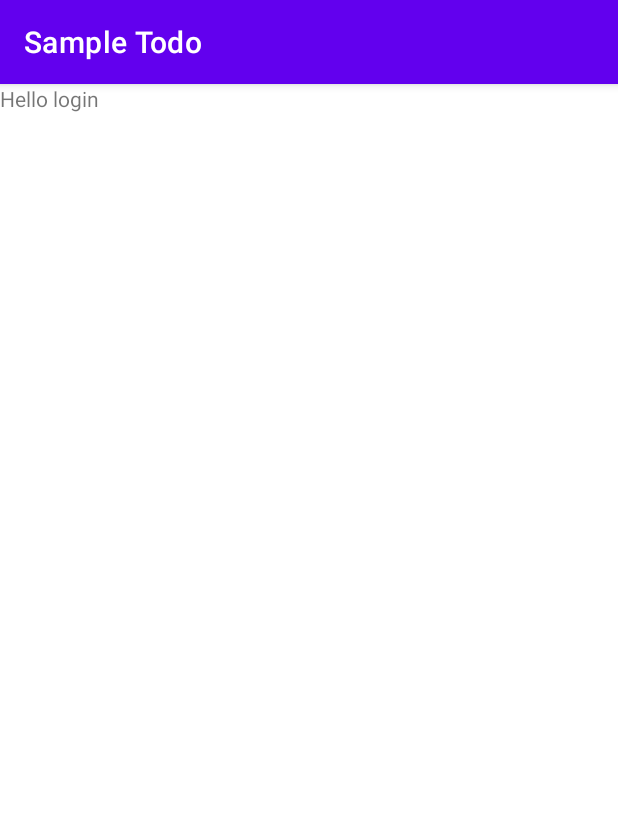
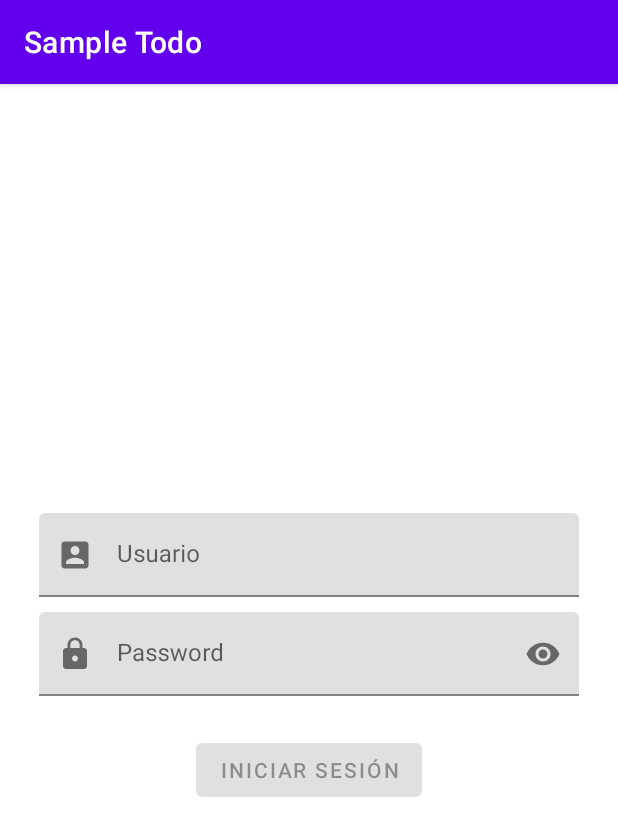
Before and after one commit to mynormeza/mynor-todo, an Android app: the screen it shows after launch (MainActivity), on a phone screen of 412 x 824 dp. Shown: the top 836 px of the screen. Run offline under Robolectric (Android 15) with nearby library versions, the phone set to English and light mode, and no system bars; our stand-ins replace Dagger/Hilt's generated code, Firebase (no records; nobody signed in at launch, a user with empty details on screens opened directly), Room's generated code, Timber; libraries missing offline, so code that uses them is left out: androidx.hilt.lifecycle.

Commit message:
add sing in functionality

```diff
--- a/app/build.gradle
+++ b/app/build.gradle
@@ -16,7 +16,7 @@ android {
         targetSdkVersion 30
         versionCode 1
         versionName "1.0"
-
+        vectorDrawables.useSupportLibrary = true
         testInstrumentationRunner "androidx.test.runner.AndroidJUnitRunner"
     }
 
--- a/app/src/main/java/com/mynormeza/sampletodo/ui/login/LoginFragment.kt
+++ b/app/src/main/java/com/mynormeza/sampletodo/ui/login/LoginFragment.kt
@@ -1,32 +1,98 @@
 package com.mynormeza.sampletodo.ui.login
 
-import androidx.lifecycle.ViewModelProvider
 import android.os.Bundle
+import android.text.Editable
+import android.text.TextWatcher
 import androidx.fragment.app.Fragment
 import android.view.LayoutInflater
 import android.view.View
 import android.view.ViewGroup
+import android.widget.Button
+import android.widget.Toast
+import androidx.fragment.app.viewModels
+import androidx.navigation.fragment.findNavController
+import com.google.android.material.textfield.TextInputEditText
+import com.google.android.material.textfield.TextInputLayout
+import com.google.firebase.auth.FirebaseAuth
 import com.mynormeza.sampletodo.R
+import dagger.hilt.android.AndroidEntryPoint
+import timber.log.Timber
+import javax.inject.Inject
 
+@AndroidEntryPoint
 class LoginFragment : Fragment() {
-
-    companion object {
-        fun newInstance() = LoginFragment()
-    }
-
-    private lateinit var viewModel: LoginViewModel
+    @Inject lateinit var auth: FirebaseAuth
+    private lateinit var errorUsername: TextInputLayout
+    private lateinit var errorPassword: TextInputLayout
+    lateinit var etUsername: TextInputEditText
+    lateinit var etPassword: TextInputEditText
+    lateinit var btnSignIn: Button
 
     override fun onCreateView(
         inflater: LayoutInflater, container: ViewGroup?,
         savedInstanceState: Bundle?
     ): View? {
-        return inflater.inflate(R.layout.login_fragment, container, false)
+        val root = inflater.inflate(R.layout.login_fragment, container, false)
+        errorUsername = root.findViewById(R.id.til_username)
+        errorPassword = root.findViewById(R.id.til_password)
+        etUsername = root.findViewById(R.id.et_username)
+        etPassword = root.findViewById(R.id.et_password)
+        btnSignIn = root.findViewById(R.id.btn_sign_in)
+        return root
     }
 
     override fun onActivityCreated(savedInstanceState: Bundle?) {
         super.onActivityCreated(savedInstanceState)
-        viewModel = ViewModelProvider(this).get(LoginViewModel::class.java)
-        // TODO: Use the ViewModel
+        validationInput()
+        btnSignIn.setOnClickListener {
+            val username = etUsername.text.toString().trim()
+            val password = etPassword.text.toString().trim()
+            auth.signInWithEmailAndPassword(username, password)
+                .addOnCompleteListener(requireActivity()) { task ->
+                    if (task.isSuccessful) {
+                        Timber.d( "signInWithEmail:success")
+                        findNavController().navigate(R.id.mainFragment)
+                    } else {
+                        Timber.e("signInWithEmail:failure")
+                        Toast.makeText(requireContext(), "No se pudo iniciar sesión", Toast.LENGTH_SHORT).show()
+                    }
+                }
+
+        }
+
+    }
+
+    private fun validationInput() {
+        etUsername.addTextChangedListener(object : TextWatcher {
+            override fun afterTextChanged(s: Editable?) {
+                val emailPattern = "[a-zA-Z0-9._-]+@[a-z]+\\.+[a-z]+"
+                val validatePass = etPassword.text.toString().trim()
+                val content = etUsername.text.toString().trim()
+                errorUsername.error =
+                    if (content.isNotEmpty()) null else getString(R.string.username_error_message)
+                errorUsername.error =
+                    if (content.matches(Regex(emailPattern))) null else getString(R.string.username_error_email)
+                btnSignIn.isEnabled = (content.isNotEmpty() && content.matches(Regex(emailPattern))) && validatePass.length in 6..20
+            }
+
+            override fun beforeTextChanged(s: CharSequence?, start: Int, count: Int, after: Int) {}
+            override fun onTextChanged(s: CharSequence?, start: Int, before: Int, count: Int) {}
+        })
+
+
+        etPassword.addTextChangedListener(object : TextWatcher {
+            override fun afterTextChanged(s: Editable?) {
+                val emailPattern = "[a-zA-Z0-9._-]+@[a-z]+\\.+[a-z]+"
+                val validateName= etUsername.text.toString().trim()
+                val content = etPassword.text.toString()
+                errorPassword.error = if (content.length in 6..20) null else getString(R.string.password_error_message)
+                btnSignIn.isEnabled = content.length in 6..20 && (validateName.isNotEmpty() && validateName.matches(Regex(emailPattern)))
+            }
+
+            override fun beforeTextChanged(s: CharSequence?, start: Int, count: Int, after: Int) {}
+            override fun onTextChanged(s: CharSequence?, start: Int, before: Int, count: Int) {}
+        })
+
     }
 
 }
--- a/app/src/main/java/com/mynormeza/sampletodo/ui/login/LoginViewModel.kt
+++ /dev/null
@@ -1,7 +0,0 @@
-package com.mynormeza.sampletodo.ui.login
-
-import androidx.lifecycle.ViewModel
-
-class LoginViewModel : ViewModel() {
-    // TODO: Implement the ViewModel
-}
--- /dev/null
+++ b/app/src/main/res/drawable/ic_baseline_account_box_24.xml
@@ -0,0 +1,10 @@
+<vector xmlns:android="http://schemas.android.com/apk/res/android"
+    android:width="24dp"
+    android:height="24dp"
+    android:viewportWidth="24"
+    android:viewportHeight="24"
+    android:tint="?attr/colorControlNormal">
+  <path
+      android:fillColor="@android:color/white"
+      android:pathData="M3,5v14c0,1.1 0.89,2 2,2h14c1.1,0 2,-0.9 2,-2L21,5c0,-1.1 -0.9,-2 -2,-2L5,3c-1.11,0 -2,0.9 -2,2zM15,9c0,1.66 -1.34,3 -3,3s-3,-1.34 -3,-3 1.34,-3 3,-3 3,1.34 3,3zM6,17c0,-2 4,-3.1 6,-3.1s6,1.1 6,3.1v1L6,18v-1z"/>
+</vector>
--- /dev/null
+++ b/app/src/main/res/drawable/ic_lock_24.xml
@@ -0,0 +1,10 @@
+<vector xmlns:android="http://schemas.android.com/apk/res/android"
+    android:width="24dp"
+    android:height="24dp"
+    android:viewportWidth="24"
+    android:viewportHeight="24"
+    android:tint="?attr/colorControlNormal">
+  <path
+      android:fillColor="@android:color/white"
+      android:pathData="M18,8h-1L17,6c0,-2.76 -2.24,-5 -5,-5S7,3.24 7,6v2L6,8c-1.1,0 -2,0.9 -2,2v10c0,1.1 0.9,2 2,2h12c1.1,0 2,-0.9 2,-2L20,10c0,-1.1 -0.9,-2 -2,-2zM12,17c-1.1,0 -2,-0.9 -2,-2s0.9,-2 2,-2 2,0.9 2,2 -0.9,2 -2,2zM15.1,8L8.9,8L8.9,6c0,-1.71 1.39,-3.1 3.1,-3.1 1.71,0 3.1,1.39 3.1,3.1v2z"/>
+</vector>
--- a/app/src/main/res/layout/login_fragment.xml
+++ b/app/src/main/res/layout/login_fragment.xml
@@ -1,13 +1,60 @@
 <?xml version="1.0" encoding="utf-8"?>
-<FrameLayout xmlns:android="http://schemas.android.com/apk/res/android"
+<LinearLayout
+    xmlns:android="http://schemas.android.com/apk/res/android"
     xmlns:tools="http://schemas.android.com/tools"
+    xmlns:app="http://schemas.android.com/apk/res-auto"
     android:layout_width="match_parent"
     android:layout_height="match_parent"
+    android:padding="26dp"
+    android:orientation="vertical"
+    android:gravity="center_vertical"
+    android:layout_gravity="center_vertical"
     tools:context=".ui.login.LoginFragment">
 
-    <TextView
+    <com.google.android.material.textfield.TextInputLayout
+        android:id="@+id/til_username"
         android:layout_width="match_parent"
-        android:layout_height="match_parent"
-        android:text="Hello login" />
+        android:layout_height="wrap_content"
+        app:startIconDrawable="@drawable/ic_baseline_account_box_24">
 
-</FrameLayout>
+        <com.google.android.material.textfield.TextInputEditText
+            android:id="@+id/et_username"
+            android:layout_width="match_parent"
+            android:layout_height="wrap_content"
+            android:ems="20"
+            android:hint="@string/username"
+            android:imeOptions="actionNext"
+            android:inputType="textEmailAddress"
+            android:singleLine="true" />
+
+    </com.google.android.material.textfield.TextInputLayout>
+
+    <com.google.android.material.textfield.TextInputLayout
+        android:id="@+id/til_password"
+        android:layout_width="match_parent"
+        android:layout_height="wrap_content"
+        android:layout_marginTop="10dp"
+        app:passwordToggleEnabled="true"
+        app:startIconDrawable="@drawable/ic_lock_24">
+
+        <com.google.android.material.textfield.TextInputEditText
+            android:id="@+id/et_password"
+            android:layout_width="match_parent"
+            android:layout_height="wrap_content"
+            android:ems="20"
+            android:hint="@string/password"
+            android:imeOptions="actionDone"
+            android:inputType="textPassword"
+            android:singleLine="true" />
+    </com.google.android.material.textfield.TextInputLayout>
+
+    <Button
+        android:id="@+id/btn_sign_in"
+        android:enabled="false"
+        android:layout_width="wrap_content"
+        android:layout_height="wrap_content"
+        android:layout_marginTop="25dp"
+        android:layout_gravity="center"
+        android:text="@string/login" />
+
+</LinearLayout>
--- a/app/src/main/res/values/strings.xml
+++ b/app/src/main/res/values/strings.xml
@@ -1,3 +1,12 @@
 <resources>
     <string name="app_name">Sample Todo</string>
+    <string name="username">Usuario</string>
+    <string name="password">Password</string>
+    <string name="login">Iniciar Sesión</string>
+
+    <string name="username_error_email">Debe ingresar un correo</string>
+    <string name="username_error_message">Ingrese correo como username</string>
+    <string name="password_error_message">Minimo de longitud = 6</string>
+    <string name="etusername_error">Nombre de usuario incorrecto</string>
+    <string name="etpassword_error">Contraseña incorrecta</string>
 </resources>
```
